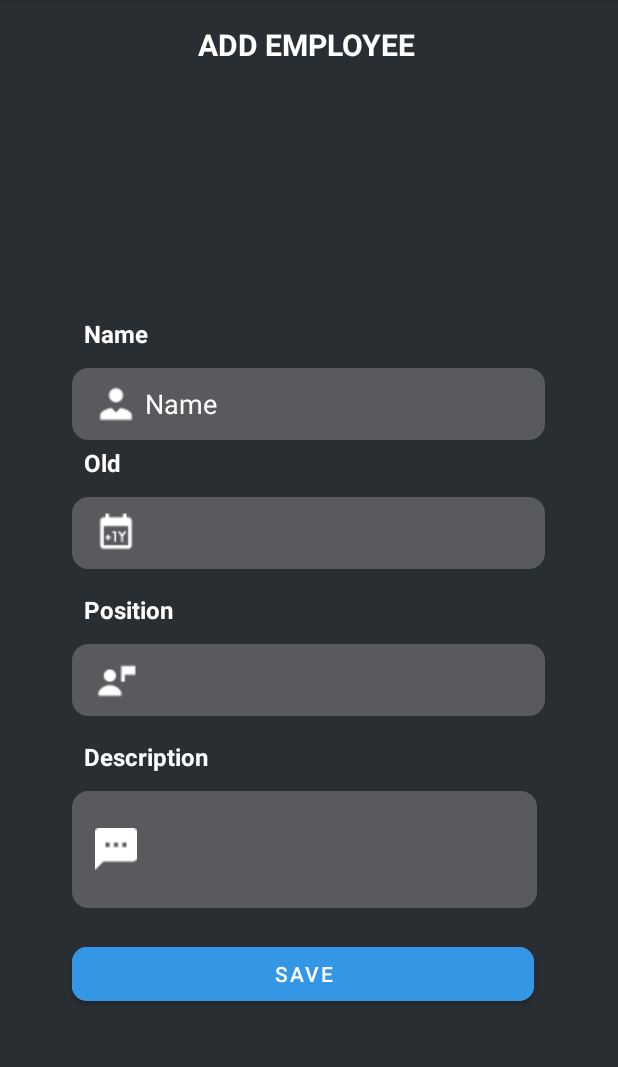
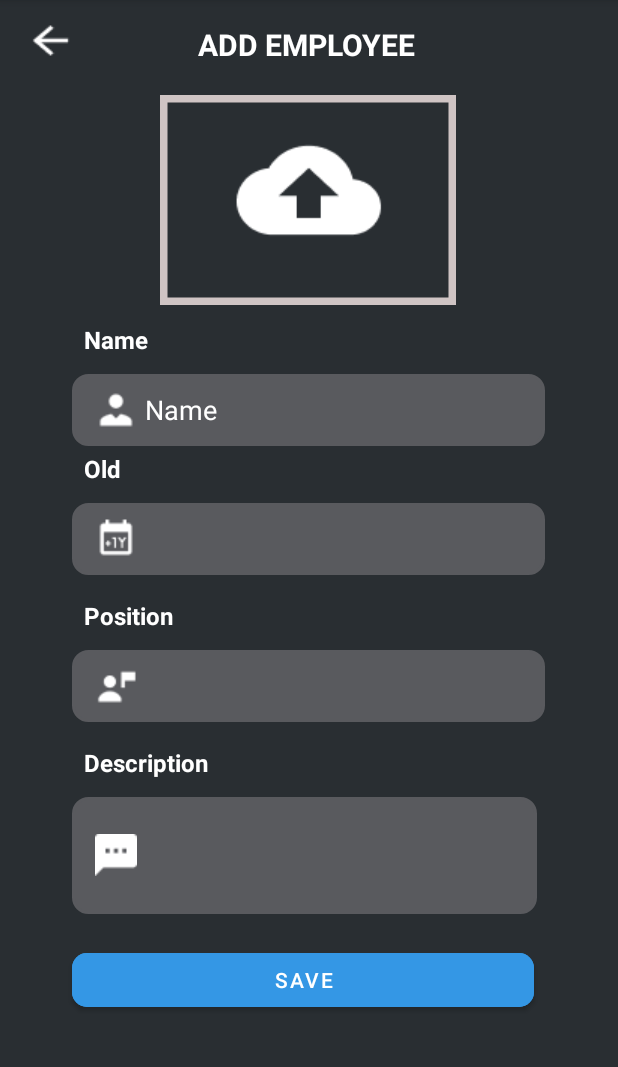
Before and after one commit to thaihoc2001/DHKTPM15A_Nhom12_UngDungQuanLyThongTinNhanSu, an Android app: the AddEmployeeActivity screen opened directly, with no data from a screen before it, on a phone screen of 412 x 824 dp, the part 84-1151 px from its top. Run offline under Robolectric (Android 15) with nearby library versions, the phone set to English and light mode, and no system bars; our stand-ins replace Firebase (no records; nobody signed in at launch, a user with empty details on screens opened directly).

```diff
--- a/app/src/main/java/com/example/quanlynhansu/activity/AddEmployeeActivity.java
+++ b/app/src/main/java/com/example/quanlynhansu/activity/AddEmployeeActivity.java
@@ -4,6 +4,7 @@ import android.content.Intent;
 import android.os.Bundle;
 import android.widget.Button;
 import android.widget.EditText;
+import android.widget.ImageView;
 import android.widget.Toast;
 
 import androidx.annotation.NonNull;
@@ -23,6 +24,7 @@ import com.google.firebase.database.core.Constants;
 public class AddEmployeeActivity extends AppCompatActivity {
     EditText edtName, edtOld, edtPosition, edtDescription;
     Button btnSave;
+    ImageView btnBack;
     int idPosition, i = 0;
     String idEmployeeFB;
 
@@ -40,18 +42,20 @@ public class AddEmployeeActivity extends AppCompatActivity {
             edtOld.setText(Integer.toString(bundle.getInt("age")));
             idPosition = bundle.getInt("idPosition");
         }
+        btnBack.setOnClickListener((v) -> {
+            if(bundle != null){
+                showListEmployee();
+            }else{
+                showHome();
+            }
+
+        });
         btnSave.setOnClickListener((v) -> {
             FirebaseDatabase database = FirebaseDatabase.getInstance();
             DatabaseReference myRef = database.getReference("Employee");
             final String key = database.getReference("Employee").push().getKey();
             final String name = edtName.getText().toString();
             final String position = edtPosition.getText().toString();
-//            int age = 0;
-//            try {
-//                age = Integer.parseInt(edtOld.getText().toString());
-//            }catch (NumberFormatException e){
-//                System.out.println(e);
-//            }
             final int age = Integer.parseInt(edtOld.getText().toString());
             String description = edtDescription.getText().toString();
             if (name != "" && position != "" && age != 0 && description != "" && bundle == null) {
@@ -106,9 +110,14 @@ public class AddEmployeeActivity extends AppCompatActivity {
         edtPosition = findViewById(R.id.txtPosition_add_e);
         edtDescription = findViewById(R.id.txtDescription_add_e);
         btnSave = findViewById(R.id.btnSave_add_e);
+        btnBack = findViewById(R.id.btn_back_add);
     }
     private void showListEmployee() {
         final Intent intentListEmployee = new Intent(this,ListEmployeeActivity.class);
         startActivity(intentListEmployee);
     }
+    private void showHome() {
+        final Intent intentHome = new Intent(this, HomeActivity.class);
+        startActivity(intentHome);
+    }
 }
--- a/app/src/main/res/layout/activity_login.xml
+++ b/app/src/main/res/layout/activity_login.xml
@@ -45,8 +45,8 @@
         android:background="@drawable/border"
         android:drawableLeft="@drawable/password"
         android:ems="10"
-        android:hint="   Enter PassWord"
-        android:inputType="textPersonName"
+        android:hint="Enter PassWord"
+        android:inputType="textPassword"
         android:paddingLeft="10dp"
         android:shadowColor="#7A6E6E"
         android:textColorHint="#D1CCCC"
@@ -139,4 +139,6 @@
         app:layout_constraintTop_toBottomOf="@+id/imageView2"
         app:layout_constraintVertical_bias="0.0" />
 
+
+
 </androidx.constraintlayout.widget.ConstraintLayout>
--- a/app/src/main/res/layout/add_employee.xml
+++ b/app/src/main/res/layout/add_employee.xml
@@ -105,14 +105,16 @@
         android:id="@+id/textView"
         android:layout_width="wrap_content"
         android:layout_height="wrap_content"
-        android:layout_marginStart="132dp"
-        android:layout_marginTop="16dp"
+        android:layout_marginStart="80dp"
+        android:layout_marginTop="4dp"
         android:text="ADD EMPLOYEE"
         android:textColor="#FFFFFF"
         android:textSize="20sp"
         android:textStyle="bold"
-        app:layout_constraintStart_toStartOf="parent"
-        app:layout_constraintTop_toTopOf="parent" />
+        app:layout_constraintEnd_toEndOf="parent"
+        app:layout_constraintHorizontal_bias="0.007"
+        app:layout_constraintStart_toEndOf="@+id/btn_back_add"
+        app:layout_constraintTop_toTopOf="@+id/btn_back_add" />
 
     <EditText
         android:id="@+id/txtName_add_e"
@@ -137,13 +139,13 @@
         android:layout_width="wrap_content"
         android:layout_height="wrap_content"
         android:layout_marginStart="56dp"
-        android:layout_marginTop="168dp"
+        android:layout_marginTop="12dp"
         android:text="Name"
         android:textColor="#FFFFFF"
         android:textSize="16sp"
         android:textStyle="bold"
         app:layout_constraintStart_toStartOf="parent"
-        app:layout_constraintTop_toBottomOf="@+id/textView" />
+        app:layout_constraintTop_toBottomOf="@+id/imageView3" />
 
     <Button
         android:id="@+id/btnSave_add_e"
@@ -156,4 +158,25 @@
         app:cornerRadius="10dp"
         app:layout_constraintStart_toStartOf="parent"
         app:layout_constraintTop_toBottomOf="@+id/txtDescription_add_e" />
+
+    <ImageView
+        android:id="@+id/imageView3"
+        android:layout_width="wrap_content"
+        android:layout_height="wrap_content"
+        android:layout_marginTop="20dp"
+        app:layout_constraintEnd_toEndOf="@+id/textView"
+        app:layout_constraintHorizontal_bias="0.49"
+        app:layout_constraintStart_toStartOf="@+id/textView"
+        app:layout_constraintTop_toBottomOf="@+id/textView"
+        app:srcCompat="@drawable/imageupload" />
+
+    <ImageView
+        android:id="@+id/btn_back_add"
+        android:layout_width="wrap_content"
+        android:layout_height="wrap_content"
+        android:layout_marginStart="16dp"
+        android:layout_marginTop="12dp"
+        app:layout_constraintStart_toStartOf="parent"
+        app:layout_constraintTop_toTopOf="parent"
+        app:srcCompat="@drawable/arrow_back" />
 </androidx.constraintlayout.widget.ConstraintLayout>
```
Also changed, not shown: app/src/main/java/com/example/quanlynhansu/activity/EmployeeDetailActivity.java (+31 -26 lines), app/src/main/java/com/example/quanlynhansu/activity/HomeActivity.java (+25 -2 lines), app/src/main/java/com/example/quanlynhansu/activity/ListEmployeeActivity.java (+10 -0 lines), app/src/main/res/layout/activity_main.xml (+11 -0 lines), app/src/main/res/layout/activity_register.xml (+6 -7 lines), app/src/main/res/layout/employee_detail.xml (+17 -4 lines), app/src/main/res/layout/list_employee.xml (+16 -13 lines), app/src/main/res/drawable/arrow_back.png (added), app/src/main/res/drawable/cloud_upload.png (added), app/src/main/res/drawable/imageupload.png (added).
